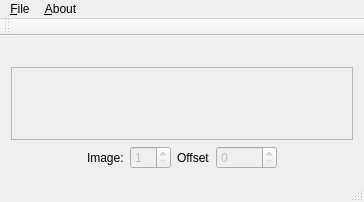
Old version of the form mainwindow.ui in the repository Risca/display_8bit_dgate_data.
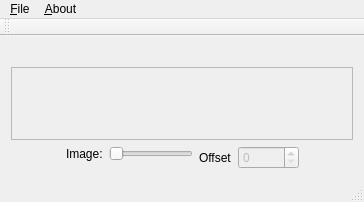
New version of the form. Custom widgets are drawn as their Qt base class.

Commit message: Changed image select from spinbox to slider

The edit to the form file:
```diff
--- a/mainwindow.ui
+++ b/mainwindow.ui
@@ -85,13 +85,16 @@
          </widget>
         </item>
         <item row="1" column="1">
-         <widget class="QSpinBox" name="imageCountSpinBox">
+         <widget class="QSlider" name="imageCountSlider">
           <property name="enabled">
            <bool>false</bool>
           </property>
           <property name="minimum">
            <number>1</number>
           </property>
+          <property name="orientation">
+           <enum>Qt::Horizontal</enum>
+          </property>
          </widget>
         </item>
        </layout>
```
Left out of the diff: 2 changed lines with no effect on the pictures. The commit also changes 1 other file.
